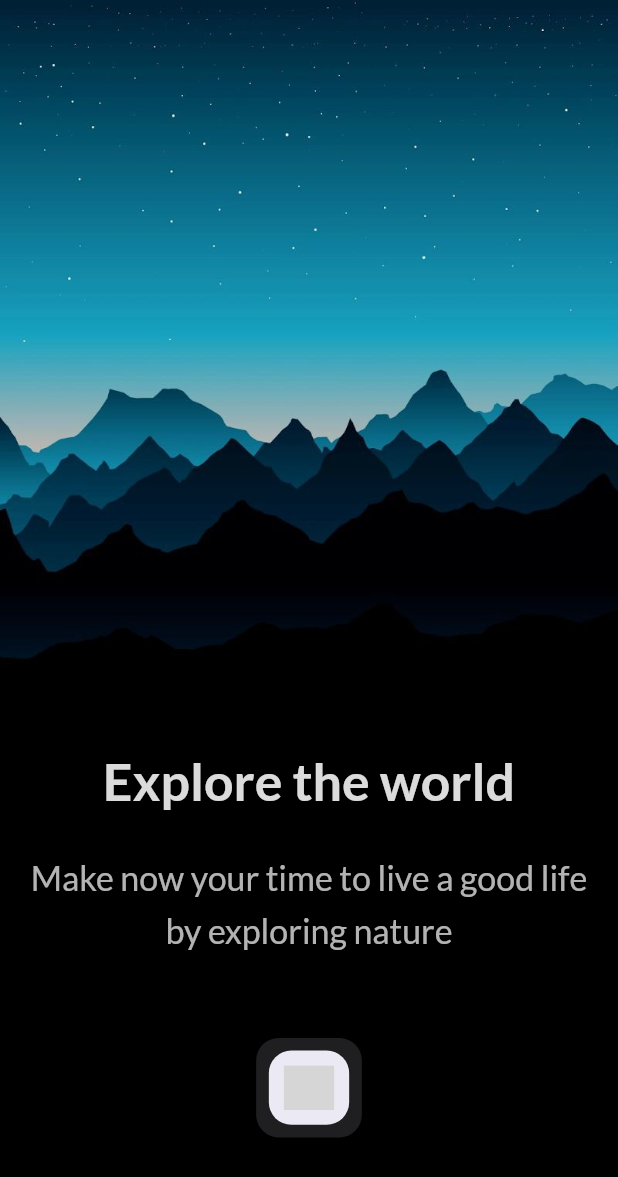
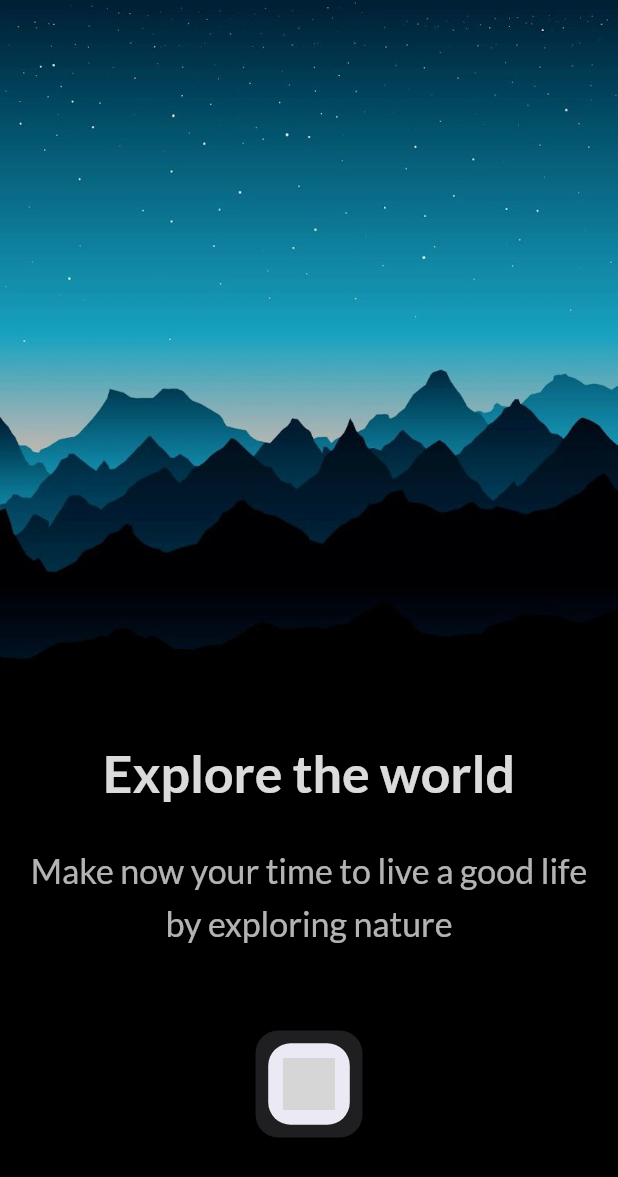
Before and after one commit to jxstxn1/Travel-App, a Flutter app: the screen it shows after launch, on a phone screen of 412 x 824 dp. Shown: the top 1177 px of the screen. Run offline on Flutter 3.47's test engine with Material 2 defaults, Android fonts, the phone set to English and light mode, and no system bars; our stand-ins replace dot_navigation_bar, flutter_svg, google_fonts, shimmer_animation; grey boxes are pictures that could not be loaded.

```diff
--- a/travel/lib/screens/home_screen.dart
+++ b/travel/lib/screens/home_screen.dart
@@ -134,7 +134,7 @@ class _HomeScreenState extends State<HomeScreen> {
                     kDefaultPadding, kDefaultPadding, kDefaultPadding, 0),
                 child: PictureWithText(),
               ),
-              SizedBox(height: size.height * .035),
+              SizedBox(height: size.height * .029),
               Padding(
                 padding:
                     EdgeInsets.fromLTRB(kDefaultPadding, 0, kDefaultPadding, 0),
--- a/travel/lib/widgets/forward_button.dart
+++ b/travel/lib/widgets/forward_button.dart
@@ -46,8 +46,8 @@ class _ForwardButtonState extends State<ForwardButton>
         );
       },
       child: Container(
-        height: size.height * .06,
-        width: size.width * .13,
+        height: size.height * .066,
+        width: size.height * .066,
         decoration: BoxDecoration(
           color: kDefaultBackgroundColor.withOpacity(.96),
           borderRadius: BorderRadius.all(
```
